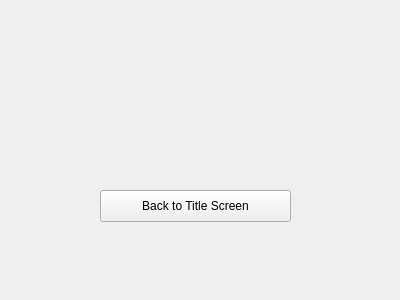
First picture: the form in endgame.ui, repository bstee615/project, before the edit.
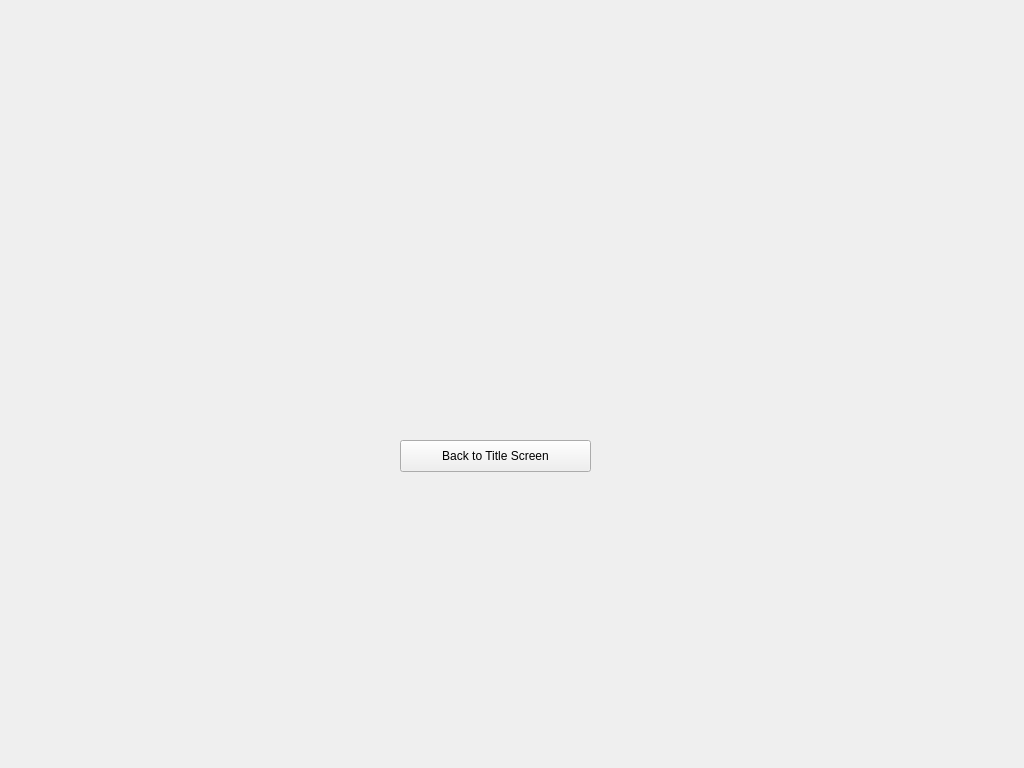
Second picture: the form after the edit. Icons and pictures are not drawn.

```diff
--- a/endgame.ui
+++ b/endgame.ui
@@ -6,8 +6,8 @@
    <rect>
     <x>0</x>
     <y>0</y>
-    <width>400</width>
-    <height>300</height>
+    <width>1024</width>
+    <height>768</height>
    </rect>
   </property>
   <property name="windowTitle">
@@ -16,8 +16,8 @@
   <widget class="QLabel" name="label">
    <property name="geometry">
     <rect>
-     <x>60</x>
-     <y>100</y>
+     <x>360</x>
+     <y>350</y>
      <width>271</width>
      <height>81</height>
     </rect>
@@ -35,8 +35,8 @@
   <widget class="QPushButton" name="PBbackToTitle">
    <property name="geometry">
     <rect>
-     <x>100</x>
-     <y>190</y>
+     <x>400</x>
+     <y>440</y>
      <width>191</width>
      <height>32</height>
     </rect>
```
